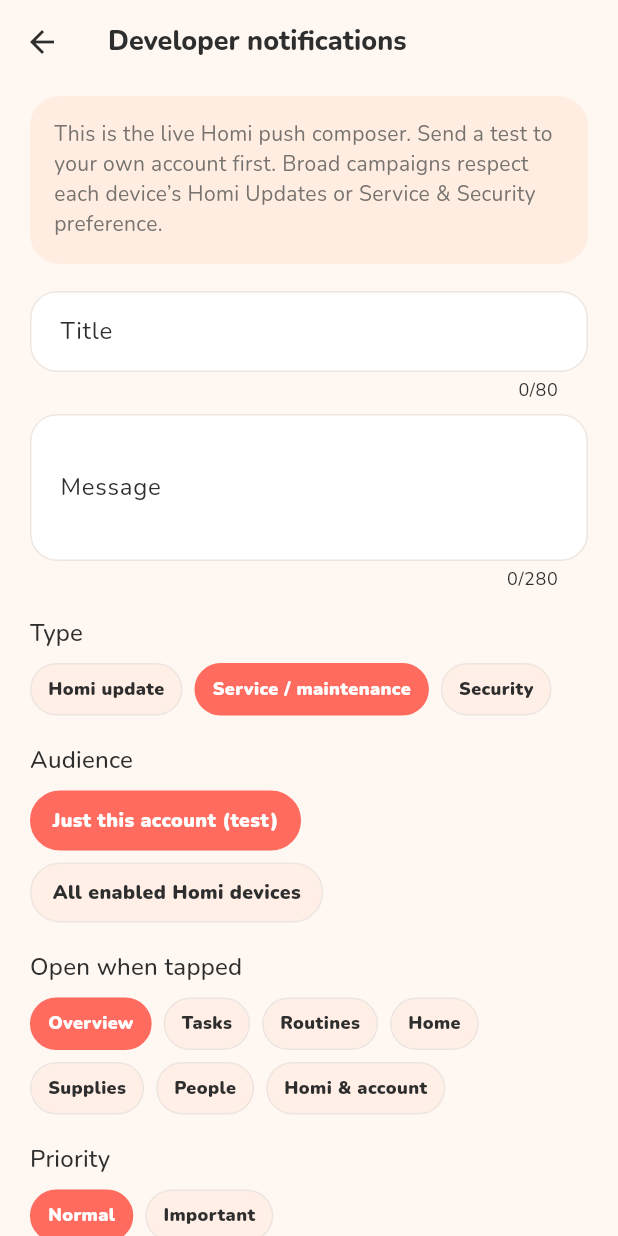
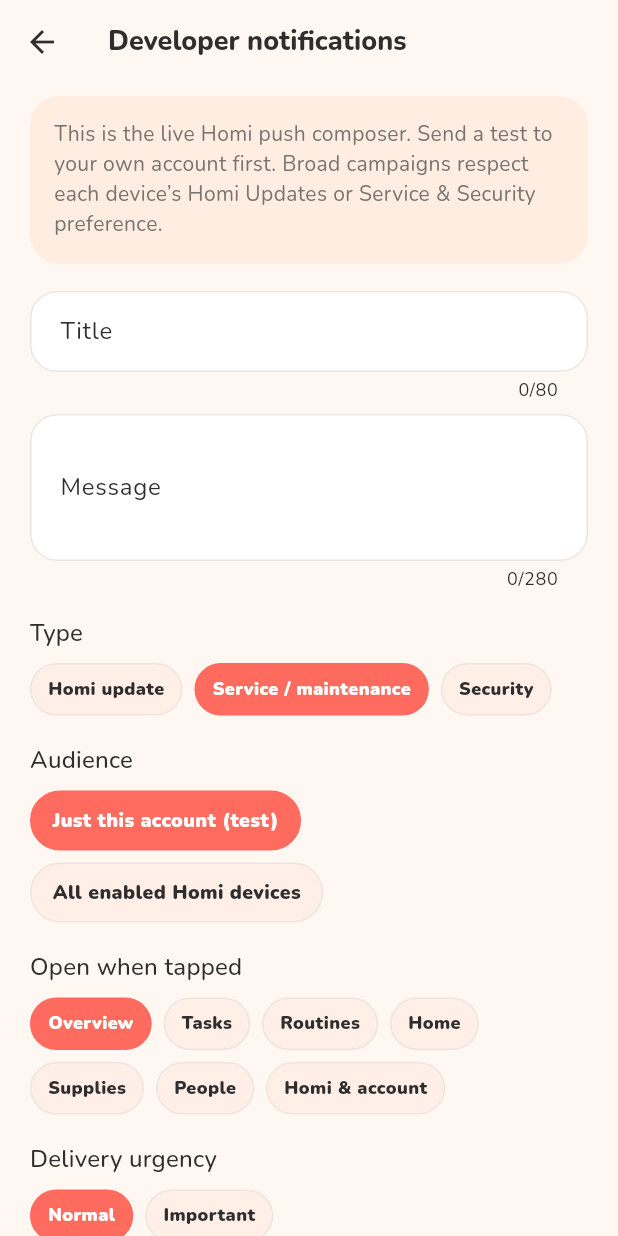
Before and after one commit to BruceVV11/homi, a Flutter app: the DeveloperNotificationsPage screen opened directly with empty values, after a tap on "Service / maintenance", on a phone screen of 412 x 824 dp. Run offline on Flutter 3.47's test engine with Material 3 defaults, Android fonts, the phone set to English and light mode, and no system bars; our stand-ins replace battery_plus, cloud_firestore, cloud_functions, firebase_auth, firebase_core, firebase_messaging and 9 more; missing offline and left inert: firebase_app_check; accounts and stored records are empty.

Commit message:
Clarify developer notification urgency controls

```diff
--- a/lib/src/features/profile/developer_notifications_page.dart
+++ b/lib/src/features/profile/developer_notifications_page.dart
@@ -72,6 +72,13 @@
   String _audienceLabel(String value) =>
       value == 'all' ? 'All enabled Homi devices' : 'Just this account (test)';
 
+  void _selectCategory(String value) {
+    setState(() {
+      _category = value;
+      if (value == 'update') _priority = 'normal';
+    });
+  }
+
   Future<void> _send() async {
     if (_busy) return;
     final title = _titleController.text.trim();
@@ -105,7 +112,7 @@
         category: _category,
         route: _route,
         audience: _audience,
-        priority: _priority,
+        priority: _category == 'update' ? 'normal' : _priority,
       );
       if (!mounted) return;
       _titleController.clear();
@@ -225,7 +232,7 @@
                 values: _categories,
                 selected: _category,
                 labelFor: _categoryLabel,
-                onSelected: (value) => setState(() => _category = value),
+                onSelected: _selectCategory,
                 compact: true,
               ),
             ),
@@ -249,14 +256,31 @@
               ),
             ),
             _ChoiceSection(
-              title: 'Priority',
-              child: HomiChoiceGroup<String>(
-                values: _priorities,
-                selected: _priority,
-                labelFor: (value) =>
-                    value == 'important' ? 'Important' : 'Normal',
-                onSelected: (value) => setState(() => _priority = value),
-                compact: true,
+              title: 'Delivery urgency',
+              child: Column(
+                crossAxisAlignment: CrossAxisAlignment.start,
+                children: [
+                  HomiChoiceGroup<String>(
+                    values: _priorities,
+                    selected: _category == 'update' ? 'normal' : _priority,
+                    labelFor: (value) =>
+                        value == 'important' ? 'Important' : 'Normal',
+                    onSelected: _category == 'update'
+                        ? (_) {}
+                        : (value) => setState(() => _priority = value),
+                    compact: true,
+                  ),
+                  const SizedBox(height: 7),
+                  Text(
+                    _category == 'update'
+                        ? 'Homi updates always use normal delivery so product news never wakes a sleeping device unnecessarily.'
+                        : 'Important asks Android for faster delivery when the notice is genuinely time-sensitive. It does not bypass the user’s notification or Do Not Disturb settings.',
+                    style: const TextStyle(
+                      fontSize: 12,
+                      color: HomiColors.muted,
+                    ),
+                  ),
+                ],
               ),
             ),
             if (_error != null) ...[
```
